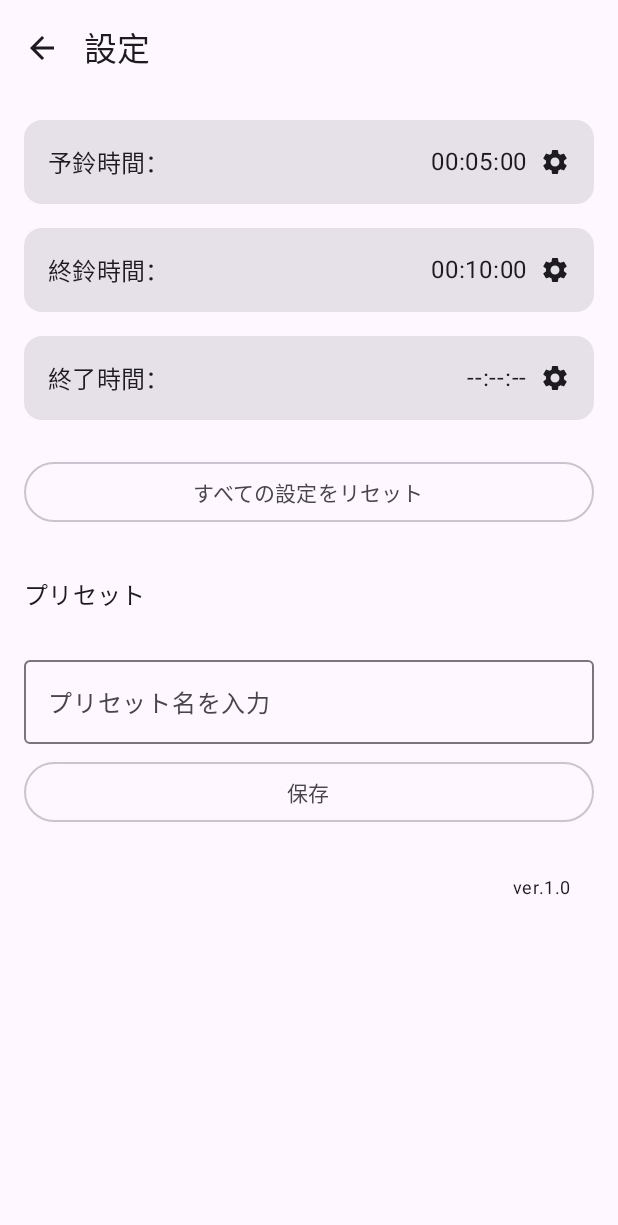
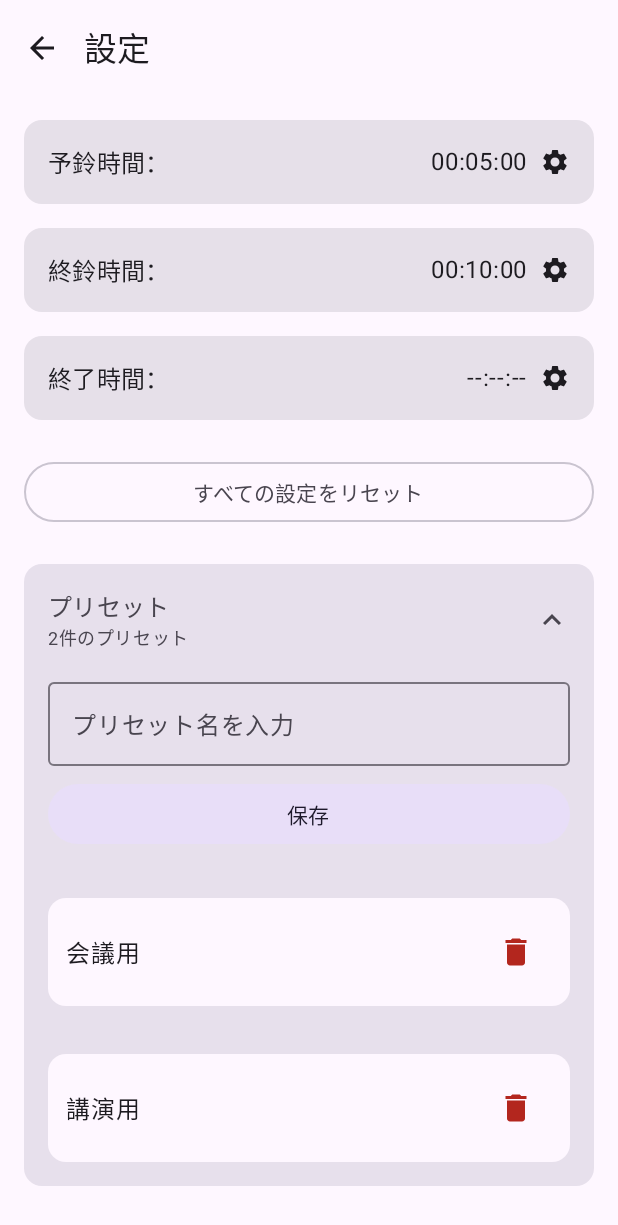
Before and after one commit to nokopi36/StopWatchTimerRenewal, an Android app built with Jetpack Compose: the @Preview function SettingScreenContentPreview, on a phone screen of 412 x 824 dp. Shown: the top 1225 px of the screen. Run offline under Robolectric (Android 15) with nearby library versions, the phone set to English and light mode, and no system bars.

Commit message:
feat: プリセット調整

```diff
--- a/app/src/main/java/com/nokopi/stopwatchtimer/presentation/settings/SettingScreenContent.kt
+++ b/app/src/main/java/com/nokopi/stopwatchtimer/presentation/settings/SettingScreenContent.kt
@@ -1,18 +1,27 @@
 package com.nokopi.stopwatchtimer.presentation.settings
 
+import androidx.compose.foundation.clickable
 import androidx.compose.foundation.layout.Arrangement
+import androidx.compose.foundation.layout.Box
 import androidx.compose.foundation.layout.Column
 import androidx.compose.foundation.layout.Row
+import androidx.compose.foundation.layout.Spacer
 import androidx.compose.foundation.layout.fillMaxSize
 import androidx.compose.foundation.layout.fillMaxWidth
+import androidx.compose.foundation.layout.height
 import androidx.compose.foundation.layout.padding
+import androidx.compose.foundation.layout.size
 import androidx.compose.foundation.lazy.LazyColumn
 import androidx.compose.foundation.lazy.items
 import androidx.compose.material.icons.Icons
 import androidx.compose.material.icons.automirrored.filled.ArrowBack
+import androidx.compose.material.icons.filled.Delete
+import androidx.compose.material.icons.filled.KeyboardArrowDown
+import androidx.compose.material.icons.filled.KeyboardArrowUp
 import androidx.compose.material3.Card
 import androidx.compose.material3.CardDefaults
 import androidx.compose.material3.ExperimentalMaterial3Api
+import androidx.compose.material3.FilledTonalButton
 import androidx.compose.material3.Icon
 import androidx.compose.material3.IconButton
 import androidx.compose.material3.MaterialTheme
@@ -22,6 +31,11 @@ import androidx.compose.material3.Scaffold
 import androidx.compose.material3.Text
 import androidx.compose.material3.TopAppBar
 import androidx.compose.runtime.Composable
+import androidx.compose.runtime.getValue
+import androidx.compose.runtime.mutableStateOf
+import androidx.compose.runtime.remember
+import androidx.compose.runtime.setValue
+import androidx.compose.ui.Alignment
 import androidx.compose.ui.Modifier
 import androidx.compose.ui.res.stringResource
 import androidx.compose.ui.text.style.TextAlign
@@ -108,15 +122,86 @@ fun SettingScreenContent(
 
             // プリセットセクション
             item {
-                Text(
-                    text = stringResource(R.string.preset_section_title),
-                    style = MaterialTheme.typography.titleMedium,
-                    modifier = Modifier.padding(top = 8.dp, bottom = 8.dp)
+                PresetSection(
+                    presets = presets,
+                    presetNameInput = presetNameInput,
+                    errorMessage = errorMessage,
+                    onPresetNameInputChange = onPresetNameInputChange,
+                    onSavePreset = onSavePreset,
+                    onApplyPreset = onApplyPreset,
+                    onDeletePreset = onDeletePreset
                 )
             }
 
             item {
-                // プリセット保存
+                // バージョン情報
+                Text(
+                    text = stringResource(R.string.version),
+                    style = MaterialTheme.typography.bodySmall,
+                    textAlign = TextAlign.End,
+                    modifier = Modifier
+                        .padding(16.dp)
+                        .fillMaxWidth()
+                )
+            }
+        }
+    }
+}
+
+@Composable
+private fun PresetSection(
+    presets: List<ChimePreset>,
+    presetNameInput: String,
+    errorMessage: PresetError?,
+    onPresetNameInputChange: (String) -> Unit,
+    onSavePreset: () -> Unit,
+    onApplyPreset: (String) -> Unit,
+    onDeletePreset: (String) -> Unit,
+) {
+    var isExpanded by remember { mutableStateOf(true) }
+
+    Card(
+        modifier = Modifier.fillMaxWidth(),
+        colors = CardDefaults.cardColors(
+            containerColor = MaterialTheme.colorScheme.surfaceVariant
+        )
+    ) {
+        Column(
+            modifier = Modifier
+                .fillMaxWidth()
+                .padding(16.dp),
+            verticalArrangement = Arrangement.spacedBy(12.dp)
+        ) {
+            // セクションヘッダー（折りたたみ可能）
+            Row(
+                modifier = Modifier
+                    .fillMaxWidth()
+                    .clickable { isExpanded = !isExpanded },
+                verticalAlignment = Alignment.CenterVertically,
+                horizontalArrangement = Arrangement.SpaceBetween
+            ) {
+                Column {
+                    Text(
+                        text = stringResource(R.string.preset_section_title),
+                        style = MaterialTheme.typography.titleMedium
+                    )
+                    if (presets.isNotEmpty()) {
+                        Text(
+                            text = stringResource(R.string.preset_count, presets.size),
+                            style = MaterialTheme.typography.bodySmall,
+                            color = MaterialTheme.colorScheme.onSurfaceVariant
+                        )
+                    }
+                }
+                Icon(
+                    imageVector = if (isExpanded) Icons.Filled.KeyboardArrowUp else Icons.Filled.KeyboardArrowDown,
+                    contentDescription = if (isExpanded) "折りたたむ" else "展開する",
+                    modifier = Modifier.size(24.dp)
+                )
+            }
+
+            if (isExpanded) {
+                // プリセット保存フォーム
                 Column(
                     modifier = Modifier.fillMaxWidth(),
                     verticalArrangement = Arrangement.spacedBy(8.dp)
@@ -139,62 +224,68 @@ fun SettingScreenContent(
                             }
                         } else null
                     )
-                    OutlinedButton(
+                    FilledTonalButton(
                         onClick = onSavePreset,
                         modifier = Modifier.fillMaxWidth()
                     ) {
                         Text(stringResource(R.string.save_preset))
                     }
                 }
-            }
 
-            items(presets) { preset ->
-                Card(
-                    modifier = Modifier.fillMaxWidth(),
-                    colors = CardDefaults.cardColors(
-                        containerColor = MaterialTheme.colorScheme.surfaceVariant
-                    )
-                ) {
-                    Column(
-                        modifier = Modifier
-                            .fillMaxWidth()
-                            .padding(16.dp),
-                        verticalArrangement = Arrangement.spacedBy(8.dp)
-                    ) {
-                        Text(
-                            text = preset.name,
-                            style = MaterialTheme.typography.titleSmall
+                // プリセット一覧
+                if (presets.isNotEmpty()) {
+                    Spacer(modifier = Modifier.height(8.dp))
+                    presets.forEach { preset ->
+                        PresetItem(
+                            preset = preset,
+                            onApplyPreset = { onApplyPreset(preset.id) },
+                            onDeletePreset = { onDeletePreset(preset.id) }
                         )
-                        Row(
-                            modifier = Modifier.fillMaxWidth(),
-                            horizontalArrangement = Arrangement.spacedBy(8.dp)
-                        ) {
-                            OutlinedButton(
-                                onClick = { onApplyPreset(preset.id) },
-                                modifier = Modifier.weight(1f)
-                            ) {
-                                Text(stringResource(R.string.apply_preset))
-                            }
-                            OutlinedButton(
-                                onClick = { onDeletePreset(preset.id) },
-                                modifier = Modifier.weight(1f)
-                            ) {
-                                Text(stringResource(R.string.delete_preset))
-                            }
+                        if (preset != presets.last()) {
+                            Spacer(modifier = Modifier.height(8.dp))
                         }
                     }
                 }
             }
+        }
+    }
+}
 
-            item {
-                // バージョン情報
-                Text(
-                    text = stringResource(R.string.version),
-                    style = MaterialTheme.typography.bodySmall,
-                    textAlign = TextAlign.End,
-                    modifier = Modifier
-                        .padding(16.dp)
-                        .fillMaxWidth()
+@Composable
+private fun PresetItem(
+    preset: ChimePreset,
+    onApplyPreset: () -> Unit,
+    onDeletePreset: () -> Unit,
+) {
+    Card(
+        modifier = Modifier
+            .fillMaxWidth()
+            .clickable { onApplyPreset() },
+        colors = CardDefaults.cardColors(
+            containerColor = MaterialTheme.colorScheme.surface
+        )
+    ) {
+        Row(
+            modifier = Modifier
+                .fillMaxWidth()
+                .padding(12.dp),
+            verticalAlignment = Alignment.CenterVertically,
+            horizontalArrangement = Arrangement.SpaceBetween
+        ) {
+            Text(
+                text = preset.name,
+                style = MaterialTheme.typography.bodyLarge,
+                modifier = Modifier.weight(1f)
+            )
+
+            IconButton(
+                onClick = { onDeletePreset() }
+            ) {
+                Icon(
+                    imageVector = Icons.Filled.Delete,
+                    contentDescription = stringResource(R.string.delete_preset),
+                    tint = MaterialTheme.colorScheme.error,
+                    modifier = Modifier.size(24.dp)
                 )
             }
         }
@@ -212,7 +303,18 @@ private fun SettingScreenContentPreview() {
                 secondBellSeconds = 600,
                 endChimeSeconds = null
             ),
-            presets = emptyList(),
+            presets = listOf(
+                ChimePreset(
+                    id = "1",
+                    name = "会議用",
+                    settings = ChimeSettings(300, 600, null)
+                ),
+                ChimePreset(
+                    id = "2",
+                    name = "講演用",
+                    settings = ChimeSettings(600, 1200, 1800)
+                )
+            ),
             presetNameInput = "",
             errorMessage = null,
             onFirstBellClick = {},
--- a/app/src/main/res/values/strings.xml
+++ b/app/src/main/res/values/strings.xml
@@ -30,6 +30,7 @@
 
     <!-- Preset -->
     <string name="preset_section_title">プリセット</string>
+    <string name="preset_count">%d件のプリセット</string>
     <string name="preset_name_hint">プリセット名を入力</string>
     <string name="save_preset">保存</string>
     <string name="apply_preset">適用</string>
```
